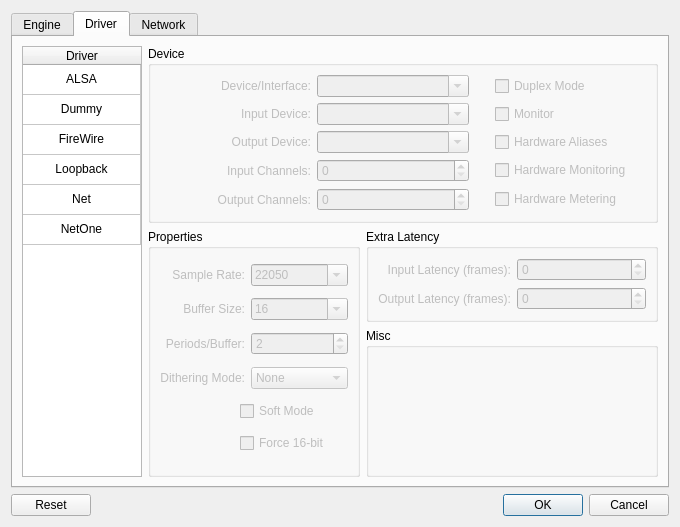
Qt form resources/ui/settings_jack.ui (falkTX/j2sc) before a commit.
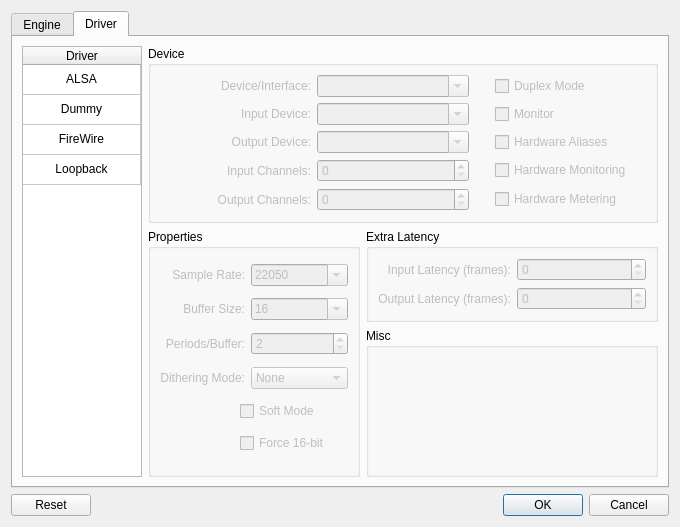
The same form after that commit. The open tabs and pages were chosen to show the change.

```diff
--- a/resources/ui/settings_jack.ui
+++ b/resources/ui/settings_jack.ui
@@ -428,16 +428,6 @@
            <string>Loopback</string>
           </property>
          </row>
-         <row>
-          <property name="text">
-           <string>Net</string>
-          </property>
-         </row>
-         <row>
-          <property name="text">
-           <string>NetOne</string>
-          </property>
-         </row>
          <column>
           <property name="text">
            <string>Driver</string>
@@ -487,28 +477,6 @@
            <set>ItemIsSelectable|ItemIsEnabled</set>
           </property>
          </item>
-         <item row="4" column="0">
-          <property name="text">
-           <string>Net</string>
-          </property>
-          <property name="textAlignment">
-           <set>AlignHCenter|AlignVCenter|AlignCenter</set>
-          </property>
-          <property name="flags">
-           <set>ItemIsSelectable|ItemIsEnabled</set>
-          </property>
-         </item>
-         <item row="5" column="0">
-          <property name="text">
-           <string>NetOne</string>
-          </property>
-          <property name="textAlignment">
-           <set>AlignHCenter|AlignVCenter|AlignCenter</set>
-          </property>
-          <property name="flags">
-           <set>ItemIsSelectable|ItemIsEnabled</set>
-          </property>
-         </item>
         </widget>
        </item>
        <item row="0" column="1" colspan="2">
@@ -1342,28 +1310,6 @@
        </item>
       </layout>
      </widget>
-     <widget class="QWidget" name="network">
-      <attribute name="title">
-       <string>Network</string>
-      </attribute>
-      <layout class="QVBoxLayout" name="verticalLayout_3">
-       <item>
-        <widget class="QLabel" name="label">
-         <property name="font">
-          <font>
-           <pointsize>16</pointsize>
-          </font>
-         </property>
-         <property name="text">
-          <string>Not Implemented Yet</string>
-         </property>
-         <property name="alignment">
-          <set>Qt::AlignCenter</set>
-         </property>
-        </widget>
-       </item>
-      </layout>
-     </widget>
     </widget>
    </item>
    <item>
```
